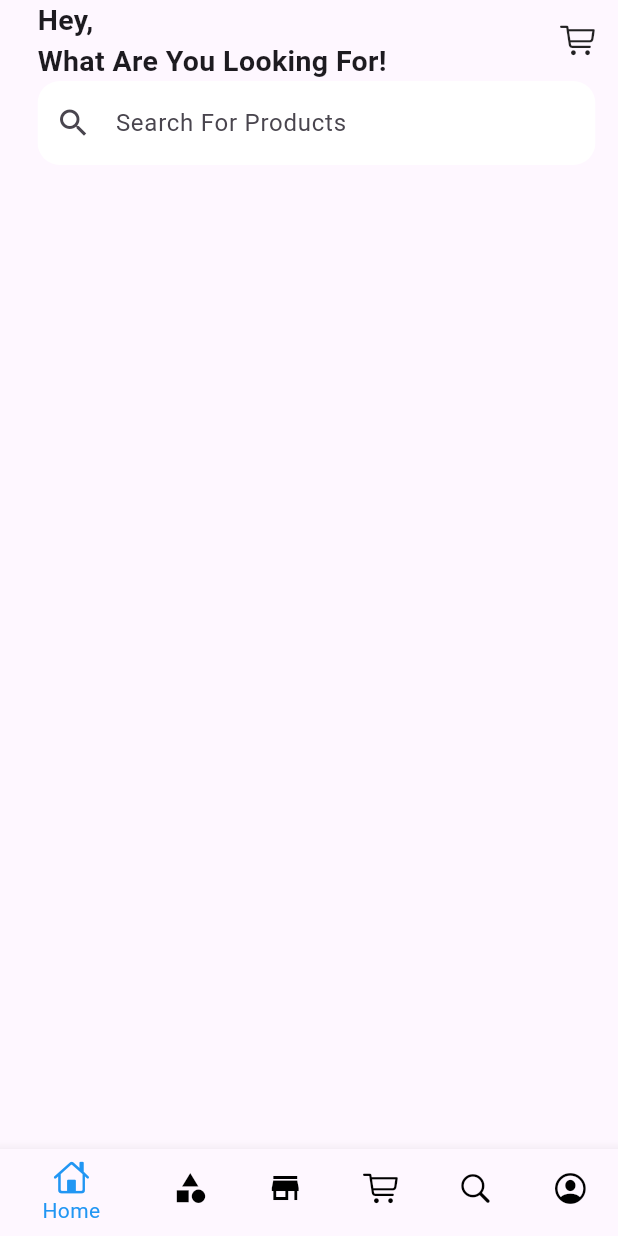
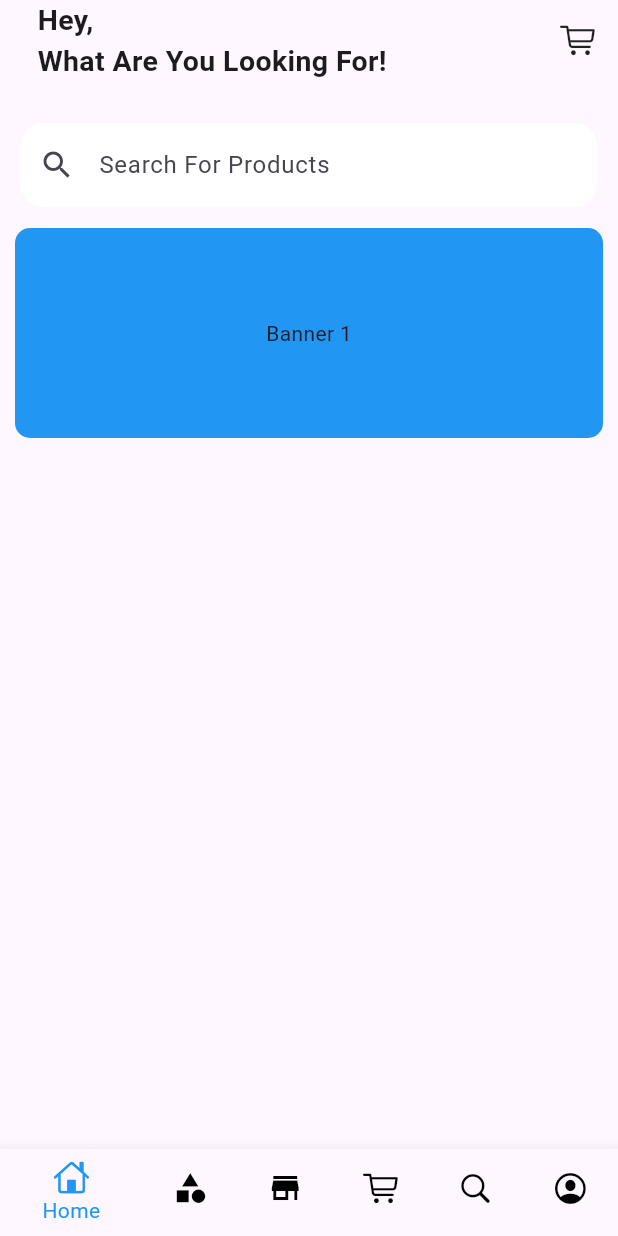
Before and after one commit to Nurujjaman329/e_commerce_app, a Flutter app: the screen it shows after launch, on a phone screen of 412 x 824 dp. Run offline on Flutter 3.47's test engine with Material 3 defaults, Android fonts, the phone set to English and light mode, and no system bars; our stand-ins replace firebase_core; accounts and stored records are empty.

Commit message:
create banner

```diff
--- /dev/null
+++ b/e_commerce_app/lib/utils/app_colors.dart
@@ -0,0 +1,5 @@
+import 'package:flutter/material.dart';
+
+class AppColors {
+  static const Color primaryColor = Colors.blue;
+}
--- a/e_commerce_app/lib/views/buyers/nav_screens/home_screen.dart
+++ b/e_commerce_app/lib/views/buyers/nav_screens/home_screen.dart
@@ -1,3 +1,4 @@
+import 'package:e_commerce_app/views/buyers/nav_screens/widgets/banner_widgets.dart';
 import 'package:flutter/material.dart';
 
 import 'widgets/search_input_widget.dart';
@@ -8,18 +9,15 @@ class HomeScreen extends StatelessWidget {
 
   @override
   Widget build(BuildContext context) {
-    return Padding(
-      padding: EdgeInsets.only(
-        top: MediaQuery.of(context).padding.top,
-        left: 25,
-        right: 15,
-      ),
-      child: Column(
-        children: [
-          WelcomeText(),
-          SearchInput(),
-        ],
-      ),
+    return Column(
+      children: [
+        WelcomeText(),
+        SizedBox(
+          height: 14,
+        ),
+        SearchInput(),
+        BannerWidgets(),
+      ],
     );
   }
 }
--- /dev/null
+++ b/e_commerce_app/lib/views/buyers/nav_screens/widgets/banner_widgets.dart
@@ -0,0 +1,25 @@
+import 'package:e_commerce_app/utils/app_colors.dart';
+import 'package:flutter/material.dart';
+
+class BannerWidgets extends StatelessWidget {
+  const BannerWidgets({super.key});
+
+  @override
+  Widget build(BuildContext context) {
+    return Container(
+      height: 140,
+      width: MediaQuery.of(context).size.width - 20,
+      decoration: BoxDecoration(
+        color: AppColors.primaryColor,
+        borderRadius: BorderRadius.circular(10.0),
+      ),
+      child: PageView(
+        children: [
+          Center(child: Text('Banner 1')),
+          Center(child: Text('Banner 2')),
+          Center(child: Text('Banner 3')),
+        ],
+      ),
+    );
+  }
+}
--- a/e_commerce_app/lib/views/buyers/nav_screens/widgets/search_input_widget.dart
+++ b/e_commerce_app/lib/views/buyers/nav_screens/widgets/search_input_widget.dart
@@ -7,7 +7,9 @@ class SearchInput extends StatelessWidget {
 
   @override
   Widget build(BuildContext context) {
-    return ClipRRect(
+    return Padding(
+      padding: EdgeInsets.all(14.0),
+      child: ClipRRect(
         borderRadius: BorderRadius.circular(15.0),
         child: TextField(
           decoration: InputDecoration(
@@ -20,6 +22,7 @@ class SearchInput extends StatelessWidget {
             prefixIcon: Icon(Icons.search),
           ),
         ),
+      ),
     );
   }
 }
--- a/e_commerce_app/lib/views/buyers/nav_screens/widgets/welcome_text_widget.dart
+++ b/e_commerce_app/lib/views/buyers/nav_screens/widgets/welcome_text_widget.dart
@@ -7,7 +7,13 @@ class WelcomeText extends StatelessWidget {
 
   @override
   Widget build(BuildContext context) {
-    return Row(
+    return Padding(
+      padding: EdgeInsets.only(
+        top: MediaQuery.of(context).padding.top,
+        left: 25,
+        right: 15,
+      ),
+      child: Row(
         mainAxisAlignment: MainAxisAlignment.spaceBetween,
         children: [
           Text(
@@ -16,6 +22,7 @@ class WelcomeText extends StatelessWidget {
           ),
           Icon(CupertinoIcons.cart),
         ],
+      ),
     );
   }
 }
```
Lines whose indentation alone changed are shown as unchanged.
